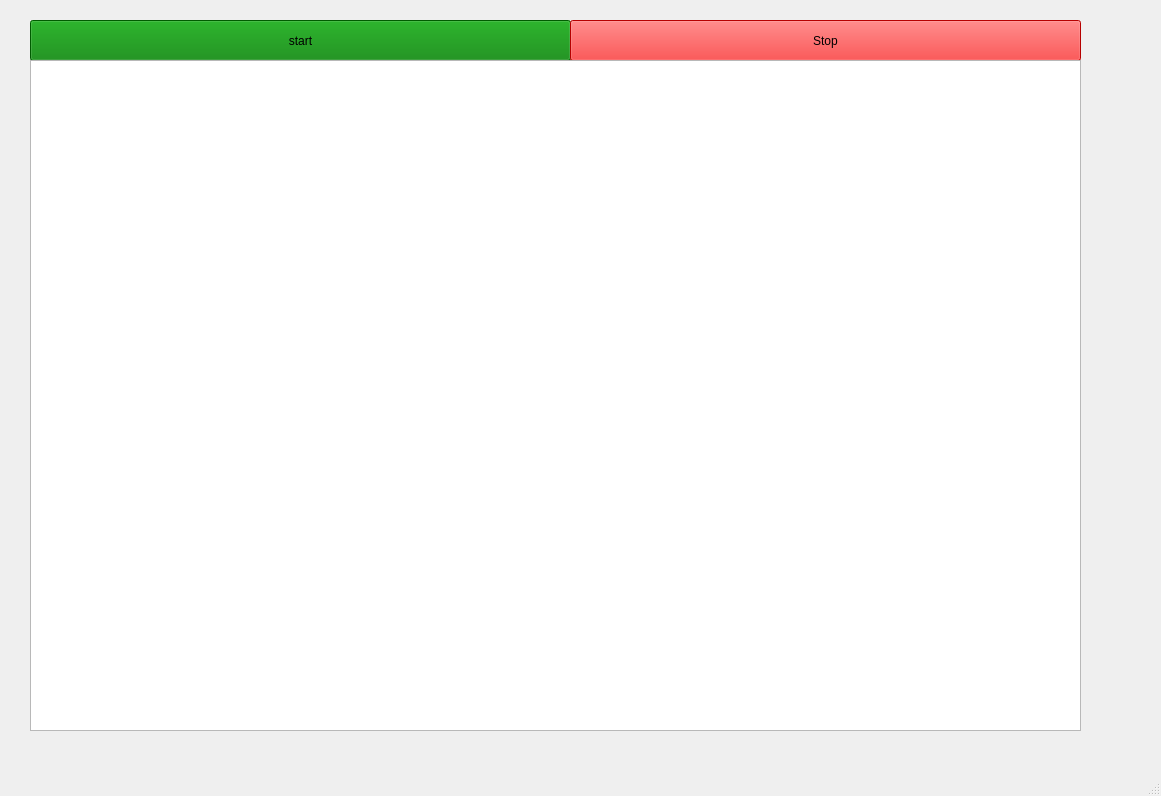
Above: mainwindow.ui from Aram-Vn/Face_detector_QT before the change. Below: the same form after it.
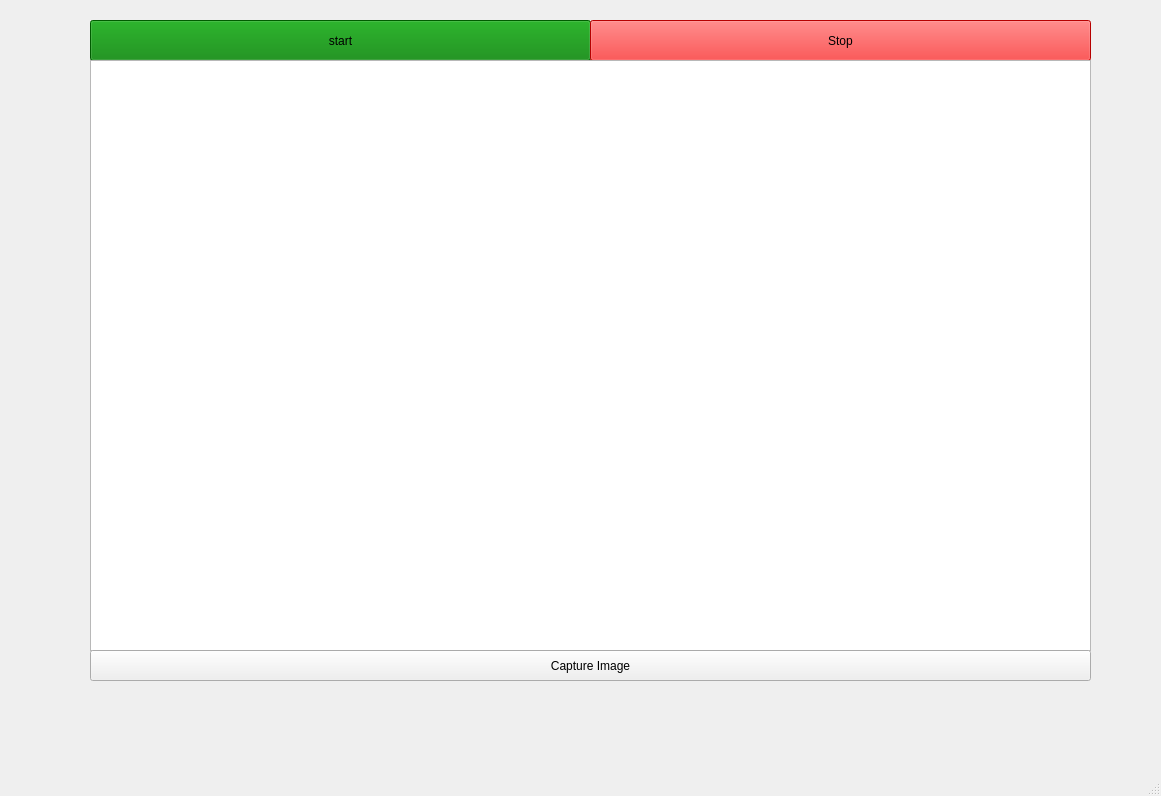
That is the form after the change.

Commit message: add ability to take image copture and save in images directory

What changed in the file:
```diff
--- a/mainwindow.ui
+++ b/mainwindow.ui
@@ -17,9 +17,9 @@
    <widget class="QPushButton" name="start">
     <property name="geometry">
      <rect>
-      <x>30</x>
+      <x>90</x>
       <y>20</y>
-      <width>541</width>
+      <width>501</width>
       <height>41</height>
      </rect>
     </property>
@@ -33,9 +33,9 @@
    <widget class="QPushButton" name="stop">
     <property name="geometry">
      <rect>
-      <x>570</x>
+      <x>590</x>
       <y>20</y>
-      <width>511</width>
+      <width>501</width>
       <height>41</height>
      </rect>
     </property>
@@ -49,13 +49,26 @@
    <widget class="QGraphicsView" name="graphicsView">
     <property name="geometry">
      <rect>
-      <x>30</x>
+      <x>90</x>
       <y>60</y>
-      <width>1051</width>
-      <height>671</height>
+      <width>1001</width>
+      <height>591</height>
      </rect>
     </property>
    </widget>
+   <widget class="QPushButton" name="pushButton_Capture_Image">
+    <property name="geometry">
+     <rect>
+      <x>90</x>
+      <y>650</y>
+      <width>1001</width>
+      <height>31</height>
+     </rect>
+    </property>
+    <property name="text">
+     <string>Capture Image</string>
+    </property>
+   </widget>
   </widget>
   <widget class="QMenuBar" name="menubar">
    <property name="geometry">
```
The commit also changes 3 other files.
